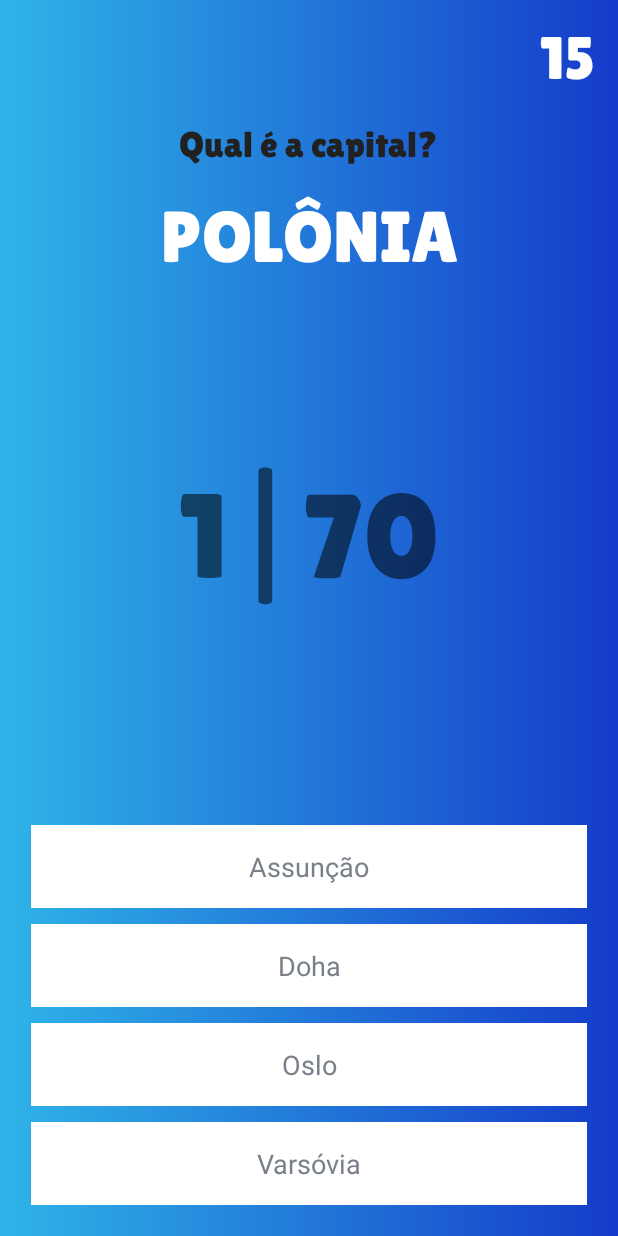
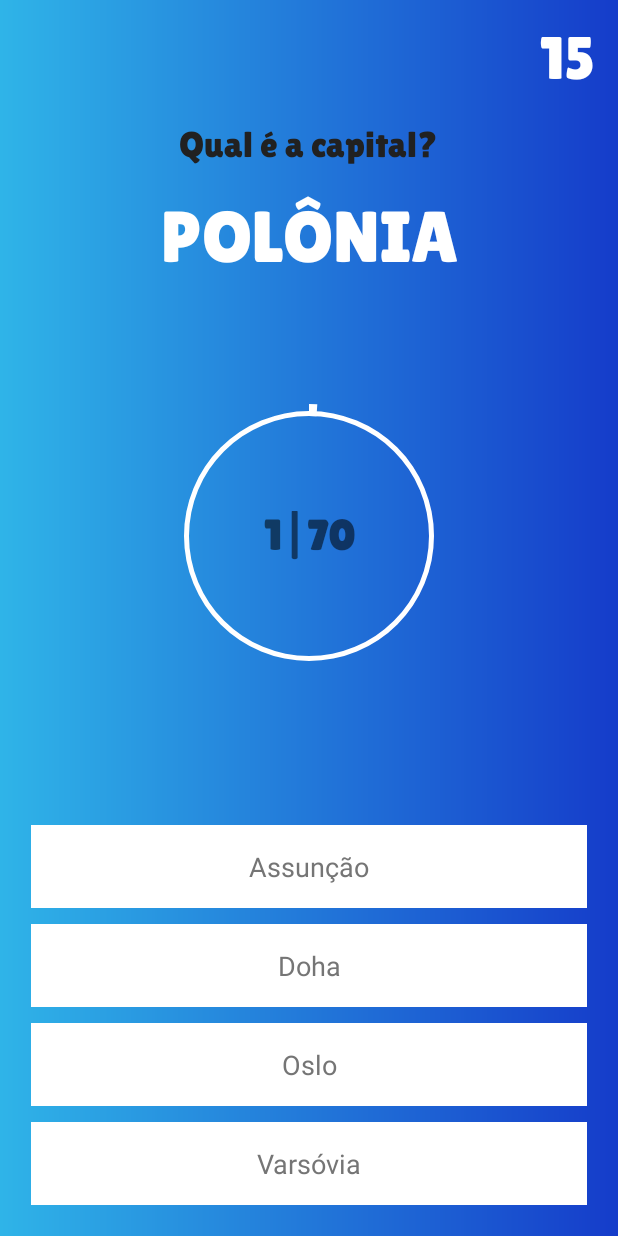
Before and after one commit to Pedro-Luigi/Game-Quiz, an Android app: the QuestionActivity screen opened directly, with no data from a screen before it, on a phone screen of 412 x 824 dp. Run offline under Robolectric (Android 15) with nearby library versions, the phone set to English and light mode, and no system bars; Roboto replaces fonts that are not available here.

Commit message:
add a circle progress bar.

```diff
--- a/app/src/main/java/com/meu/qualeacapital/QuestionActivity.kt
+++ b/app/src/main/java/com/meu/qualeacapital/QuestionActivity.kt
@@ -1,15 +1,11 @@
 package com.meu.qualeacapital
 
 import android.annotation.SuppressLint
-import android.app.Activity
 import android.content.Intent
-import android.graphics.Color
-import android.os.Build
 import androidx.appcompat.app.AppCompatActivity
 import android.os.Bundle
 import android.os.CountDownTimer
 import android.view.View
-import androidx.annotation.RequiresApi
 import androidx.appcompat.app.AlertDialog
 import com.meu.qualeacapital.databinding.ActivityQuestionBinding
 import com.meu.qualeacapital.databinding.CorrectDialogLayoutBinding
@@ -45,7 +41,7 @@ class QuestionActivity : AppCompatActivity() {
         binding.tvOptionOne.setOnClickListener {
             timer!!.cancel()
             equal()
-            val answer = correction(A)
+            correction(A)
             if (A){
                 binding.tvOptionOne.setBackgroundColor(resources.getColor(R.color.green_500))
             } else {
@@ -55,7 +51,7 @@ class QuestionActivity : AppCompatActivity() {
         binding.tvOptionTwo.setOnClickListener {
             timer!!.cancel()
             equal()
-            val answer = correction(B)
+            correction(B)
             if (B){
                 binding.tvOptionTwo.setBackgroundColor(resources.getColor(R.color.green_500))
             } else {
@@ -65,7 +61,7 @@ class QuestionActivity : AppCompatActivity() {
         binding.tvOptionThree.setOnClickListener {
             timer!!.cancel()
             equal()
-            val answer = correction(C)
+            correction(C)
             if (C){
                 binding.tvOptionThree.setBackgroundColor(resources.getColor(R.color.green_500))
             } else {
@@ -84,6 +80,7 @@ class QuestionActivity : AppCompatActivity() {
 
         }
         binding.points.text = "$sum|${questionList!!.size}"
+        binding.progressBar.progress = (sum * 100/questionList!!.size)
     }
 
     private fun correction(answer:Boolean) {
--- /dev/null
+++ b/app/src/main/res/drawable/circle_progress_bar.xml
@@ -0,0 +1,19 @@
+<?xml version="1.0" encoding="utf-8"?>
+<rotate xmlns:android="http://schemas.android.com/apk/res/android"
+    android:fromDegrees="270"
+    android:toDegrees="270">
+
+    <shape
+        android:innerRadiusRatio="2.5"
+        android:shape="ring"
+        android:thickness="8dp"
+        android:useLevel="true">
+
+        <gradient
+            android:angle="8"
+            android:endColor="@color/light_blue"
+            android:startColor="@color/white"
+            android:type="sweep"
+            android:useLevel="false"/>
+    </shape>
+</rotate>
--- /dev/null
+++ b/app/src/main/res/drawable/circle_shape.xml
@@ -0,0 +1,10 @@
+<?xml version="1.0" encoding="utf-8"?>
+<shape xmlns:android="http://schemas.android.com/apk/res/android"
+    android:shape="ring"
+    android:innerRadiusRatio="2.5"
+    android:thickness="3dp"
+    android:useLevel="false">
+
+    <solid android:color="@color/white"/>
+
+</shape>
--- a/app/src/main/res/layout/activity_question.xml
+++ b/app/src/main/res/layout/activity_question.xml
@@ -63,16 +63,39 @@
             android:textSize="48sp" />
     </LinearLayout>
 
-    <TextView
-        android:id="@+id/points"
-        android:layout_width="wrap_content"
-        android:layout_height="wrap_content"
-        android:textSize="80sp"
-        android:fontFamily="@font/lilita_one"
+    <RelativeLayout
+        android:layout_width="200dp"
+        android:layout_height="200dp"
+        android:layout_margin="100dp"
         app:layout_constraintBottom_toTopOf="@+id/linear02"
         app:layout_constraintEnd_toEndOf="parent"
         app:layout_constraintStart_toStartOf="parent"
-        app:layout_constraintTop_toBottomOf="@+id/linear01" />
+        app:layout_constraintTop_toBottomOf="@+id/linear01">
+
+        <ProgressBar
+            android:id="@+id/progress_bar"
+            android:layout_width="match_parent"
+            android:layout_height="match_parent"
+            style="?android:attr/progressBarStyleHorizontal"
+            android:background="@drawable/circle_shape"
+            android:indeterminate="false"
+            android:progressDrawable="@drawable/circle_progress_bar"
+            android:textAlignment="center"/>
+
+        <TextView
+            android:id="@+id/points"
+            android:layout_width="wrap_content"
+            android:layout_height="wrap_content"
+            android:layout_alignParentStart="true"
+            android:layout_alignParentEnd="true"
+            android:layout_centerVertical="true"
+            android:gravity="center"
+            android:fontFamily="@font/lilita_one"
+            android:text="@string/null_value"
+            android:textSize="28sp"
+            android:textStyle="bold"/>
+
+    </RelativeLayout>
 
     <LinearLayout
         android:id="@+id/linear02"
@@ -94,7 +117,7 @@
             android:fontFamily="@font/alata"
             android:gravity="center"
             android:padding="15dp"
-            android:textColor="#7A8089"
+            android:textColor="#757575"
             android:textSize="18sp"
             tools:text="ARGENTINA" />
 
@@ -107,9 +130,9 @@
             android:fontFamily="@font/alata"
             android:gravity="center"
             android:padding="15dp"
-            android:textColor="#7A8089"
+            android:textColor="#757575"
             android:textSize="18sp"
-            tools:text="ARGENTINA"/>
+            tools:text="ARGENTINA" />
 
         <TextView
             android:id="@+id/tv_option_three"
@@ -120,9 +143,9 @@
             android:fontFamily="@font/alata"
             android:gravity="center"
             android:padding="15dp"
-            android:textColor="#7A8089"
+            android:textColor="#757575"
             android:textSize="18sp"
-            tools:text="ARGENTINA"/>
+            tools:text="ARGENTINA" />
 
         <TextView
             android:id="@+id/tv_option_four"
@@ -133,9 +156,9 @@
             android:fontFamily="@font/alata"
             android:gravity="center"
             android:padding="15dp"
-            android:textColor="#7A8089"
+            android:textColor="#757575"
             android:textSize="18sp"
-            tools:text="ROMA"/>
+            tools:text="ROMA" />
     </LinearLayout>
 
 </androidx.constraintlayout.widget.ConstraintLayout>
--- a/app/src/main/res/values/strings.xml
+++ b/app/src/main/res/values/strings.xml
@@ -9,4 +9,5 @@
     <string name="bot_o_para_iniciar_o_quiz">Botão para iniciar o quiz</string>
     <string name="imagem_de_um_planeta">Imagem de um planeta</string>
     <string name="quiz">Quiz</string>
+    <string name="null_value">---</string>
 </resources>
```
